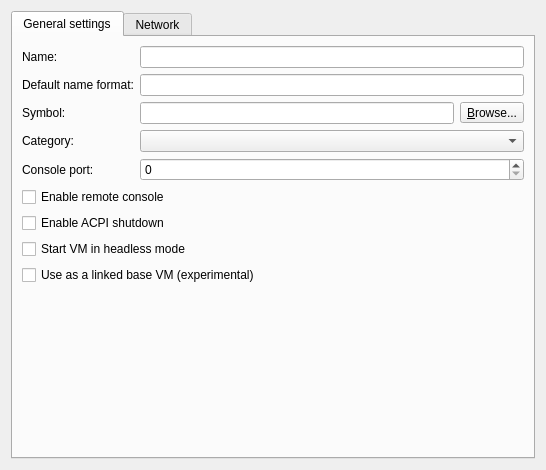
The window that gns3/modules/vmware/ui/vmware_vm_configuration_page.ui (mpplab/MNSS) describes before a commit, drawn with Qt 5.
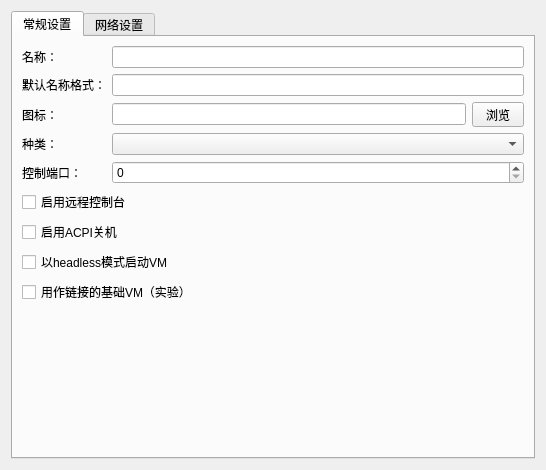
The same window after the commit.

```diff
--- a/gns3/modules/vmware/ui/vmware_vm_configuration_page.ui
+++ b/gns3/modules/vmware/ui/vmware_vm_configuration_page.ui
@@ -21,7 +21,7 @@
      </property>
      <widget class="QWidget" name="tab">
       <attribute name="title">
-       <string>General settings</string>
+       <string>常规设置</string>
       </attribute>
       <layout class="QGridLayout" name="gridLayout">
        <item row="3" column="1">
@@ -35,7 +35,7 @@
          <item>
           <widget class="QToolButton" name="uiSymbolToolButton">
            <property name="text">
-            <string>&amp;Browse...</string>
+            <string>  浏览  </string>
            </property>
            <property name="toolButtonStyle">
             <enum>Qt::ToolButtonTextOnly</enum>
@@ -47,14 +47,14 @@
        <item row="2" column="0">
         <widget class="QLabel" name="uiSymbolLabel">
          <property name="text">
-          <string>Symbol:</string>
+          <string>图标：</string>
          </property>
         </widget>
        </item>
        <item row="0" column="0">
         <widget class="QLabel" name="uiNameLabel">
          <property name="text">
-          <string>Name:</string>
+          <string>名称：</string>
          </property>
         </widget>
        </item>
@@ -64,14 +64,14 @@
           <bool>true</bool>
          </property>
          <property name="text">
-          <string>Use as a linked base VM (experimental)</string>
+          <string>用作链接的基础VM（实验）</string>
          </property>
         </widget>
        </item>
        <item row="5" column="0" colspan="2">
         <widget class="QCheckBox" name="uiEnableConsoleCheckBox">
          <property name="text">
-          <string>Enable remote console</string>
+          <string>启用远程控制台</string>
          </property>
         </widget>
        </item>
@@ -98,14 +98,14 @@
        <item row="4" column="0">
         <widget class="QLabel" name="uiConsolePortLabel">
          <property name="text">
-          <string>Console port:</string>
+          <string>控制端口：</string>
          </property>
         </widget>
        </item>
        <item row="3" column="0">
         <widget class="QLabel" name="uiCategoryLabel">
          <property name="text">
-          <string>Category:</string>
+          <string>种类：</string>
          </property>
         </widget>
        </item>
@@ -115,14 +115,14 @@
        <item row="6" column="0" colspan="2">
         <widget class="QCheckBox" name="uiACPIShutdownCheckBox">
          <property name="text">
-          <string>Enable ACPI shutdown</string>
+          <string>启用ACPI关机</string>
          </property>
         </widget>
        </item>
        <item row="7" column="0" colspan="2">
         <widget class="QCheckBox" name="uiHeadlessModeCheckBox">
          <property name="text">
-          <string>Start VM in headless mode</string>
+          <string>以headless模式启动VM</string>
          </property>
          <property name="checked">
           <bool>false</bool>
@@ -132,7 +132,7 @@
        <item row="1" column="0">
         <widget class="QLabel" name="uiDefaultNameFormatLabel">
          <property name="text">
-          <string>Default name format:</string>
+          <string>默认名称格式：</string>
          </property>
         </widget>
        </item>
@@ -143,7 +143,7 @@
      </widget>
      <widget class="QWidget" name="tab_2">
       <attribute name="title">
-       <string>Network</string>
+       <string>网络设置</string>
       </attribute>
       <layout class="QGridLayout" name="gridLayout_2">
        <item row="2" column="2">
```
Left out of the diff: 16 changed lines with no effect on the pictures.
